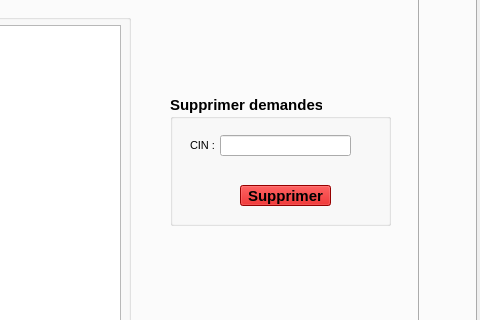
Qt form OneDrive/Bureau/projetc++/Projetc_/mainwindow.ui (Crystal-Blu/police-station-2A25) before a commit; both pictures show x 644 to 1124 and y 117 to 437 of the 1124 by 570 pixel window.
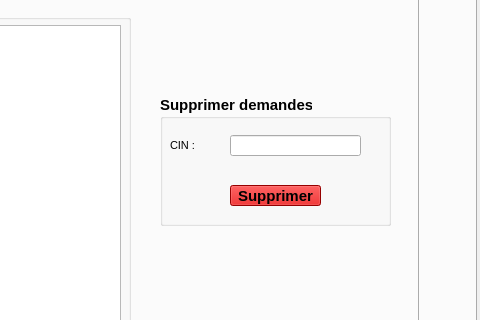
The same form after that commit. The open tabs and pages were chosen to show the change. Icons and pictures are not drawn.

The edit to the form file:
```diff
--- a/OneDrive/Bureau/projetc++/Projetc_/mainwindow.ui
+++ b/OneDrive/Bureau/projetc++/Projetc_/mainwindow.ui
@@ -1052,9 +1052,9 @@
        <widget class="QGroupBox" name="groupBox_7">
         <property name="geometry">
          <rect>
-          <x>810</x>
+          <x>800</x>
           <y>160</y>
-          <width>221</width>
+          <width>231</width>
           <height>131</height>
          </rect>
         </property>
@@ -1071,7 +1071,7 @@
         <widget class="QLineEdit" name="le_supp_2">
          <property name="geometry">
           <rect>
-           <x>50</x>
+           <x>70</x>
            <y>40</y>
            <width>131</width>
            <height>21</height>
@@ -1081,7 +1081,7 @@
         <widget class="QLabel" name="label_16">
          <property name="geometry">
           <rect>
-           <x>20</x>
+           <x>10</x>
            <y>40</y>
            <width>61</width>
            <height>21</height>
```
Left out of the diff: 6 changed lines with no effect on the pictures.
